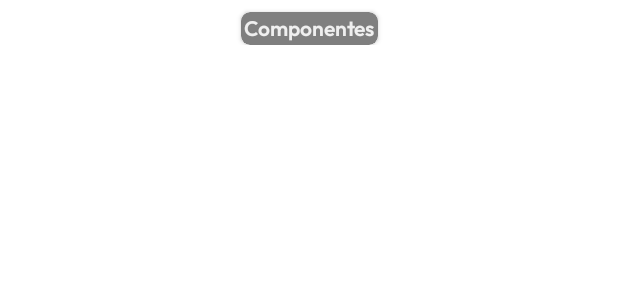
After one commit to afonsofrancof/TechFinder, an Android app: the layout categoria.xml on its own in the app's theme, with its tools: preview values and no code run, on a phone screen of 412 x 824 dp. The commit adds this screen. Shown: the top 300 px of the screen. Run offline under Robolectric (Android 15) with nearby library versions, the phone set to English and light mode, and no system bars; network calls fail.

Commit message:
Interface da loja finalizada falta a logica para esta parte

```diff
--- /dev/null
+++ b/app/src/main/res/drawable/ic_baseline_bookmark_border_24.xml
@@ -0,0 +1,5 @@
+<vector android:height="24dp" android:tint="#696969"
+    android:viewportHeight="24" android:viewportWidth="24"
+    android:width="24dp" xmlns:android="http://schemas.android.com/apk/res/android">
+    <path android:fillColor="@android:color/white" android:pathData="M17,3L7,3c-1.1,0 -1.99,0.9 -1.99,2L5,21l7,-3 7,3L19,5c0,-1.1 -0.9,-2 -2,-2zM17,18l-5,-2.18L7,18L7,5h10v13z"/>
+</vector>
--- /dev/null
+++ b/app/src/main/res/drawable/ic_baseline_favorite_24.xml
@@ -0,0 +1,5 @@
+<vector android:height="24dp" android:tint="#696969"
+    android:viewportHeight="24" android:viewportWidth="24"
+    android:width="24dp" xmlns:android="http://schemas.android.com/apk/res/android">
+    <path android:fillColor="@android:color/white" android:pathData="M12,21.35l-1.45,-1.32C5.4,15.36 2,12.28 2,8.5 2,5.42 4.42,3 7.5,3c1.74,0 3.41,0.81 4.5,2.09C13.09,3.81 14.76,3 16.5,3 19.58,3 22,5.42 22,8.5c0,3.78 -3.4,6.86 -8.55,11.54L12,21.35z"/>
+</vector>
--- /dev/null
+++ b/app/src/main/res/drawable/ic_baseline_favorite_border_24.xml
@@ -0,0 +1,5 @@
+<vector android:height="24dp" android:tint="#696969"
+    android:viewportHeight="24" android:viewportWidth="24"
+    android:width="24dp" xmlns:android="http://schemas.android.com/apk/res/android">
+    <path android:fillColor="@android:color/white" android:pathData="M16.5,3c-1.74,0 -3.41,0.81 -4.5,2.09C10.91,3.81 9.24,3 7.5,3 4.42,3 2,5.42 2,8.5c0,3.78 3.4,6.86 8.55,11.54L12,21.35l1.45,-1.32C18.6,15.36 22,12.28 22,8.5 22,5.42 19.58,3 16.5,3zM12.1,18.55l-0.1,0.1 -0.1,-0.1C7.14,14.24 4,11.39 4,8.5 4,6.5 5.5,5 7.5,5c1.54,0 3.04,0.99 3.57,2.36h1.87C13.46,5.99 14.96,5 16.5,5c2,0 3.5,1.5 3.5,3.5 0,2.89 -3.14,5.74 -7.9,10.05z"/>
+</vector>
--- /dev/null
+++ b/app/src/main/res/drawable/ic_baseline_location_on_24.xml
@@ -0,0 +1,5 @@
+<vector android:height="24dp" android:tint="#696969"
+    android:viewportHeight="24" android:viewportWidth="24"
+    android:width="24dp" xmlns:android="http://schemas.android.com/apk/res/android">
+    <path android:fillColor="@android:color/white" android:pathData="M12,2C8.13,2 5,5.13 5,9c0,5.25 7,13 7,13s7,-7.75 7,-13c0,-3.87 -3.13,-7 -7,-7zM12,11.5c-1.38,0 -2.5,-1.12 -2.5,-2.5s1.12,-2.5 2.5,-2.5 2.5,1.12 2.5,2.5 -1.12,2.5 -2.5,2.5z"/>
+</vector>
--- /dev/null
+++ b/app/src/main/res/drawable/ic_baseline_send_24.xml
@@ -0,0 +1,5 @@
+<vector android:autoMirrored="true" android:height="24dp"
+    android:tint="#696969" android:viewportHeight="24"
+    android:viewportWidth="24" android:width="24dp" xmlns:android="http://schemas.android.com/apk/res/android">
+    <path android:fillColor="@android:color/white" android:pathData="M2.01,21L23,12 2.01,3 2,10l15,2 -15,2z"/>
+</vector>
--- a/app/src/main/res/drawable/separator.xml
+++ b/app/src/main/res/drawable/separator.xml
@@ -4,7 +4,7 @@
     android:shape="line">
     <stroke
         android:width="1dp"
-        android:color="#000000" />
+        android:color="@color/light_gray3" />
     <size android:height="2dp" />
 
 </shape>
--- /dev/null
+++ b/app/src/main/res/layout/categoria.xml
@@ -0,0 +1,42 @@
+<?xml version="1.0" encoding="utf-8"?>
+<androidx.constraintlayout.widget.ConstraintLayout xmlns:android="http://schemas.android.com/apk/res/android"
+    android:layout_width="match_parent"
+    android:layout_height="wrap_content"
+    xmlns:app="http://schemas.android.com/apk/res-auto"
+    xmlns:tools="http://schemas.android.com/tools">
+
+
+    <androidx.cardview.widget.CardView
+        android:id="@+id/categoriaCard"
+
+        android:layout_width="wrap_content"
+        android:layout_height="wrap_content"
+
+        app:layout_constraintTop_toTopOf="parent"
+        app:layout_constraintLeft_toLeftOf="parent"
+        app:layout_constraintRight_toRightOf="parent"
+        app:layout_constraintBottom_toBottomOf="parent"
+        android:layout_marginTop="8dp"
+        app:cardCornerRadius="6dp"
+
+        app:cardBackgroundColor="@color/light_gray2"
+        >
+
+        <TextView
+            android:id="@+id/categoriaText"
+
+            android:layout_width="wrap_content"
+            android:layout_height="wrap_content"
+            android:layout_marginTop="2dp"
+            android:layout_marginLeft="2dp"
+            android:layout_marginBottom="2dp"
+            android:layout_marginRight="2dp"
+            tools:text="Componentes"
+
+            android:fontFamily="@font/outfit_semibold"
+            android:textColor="@color/light_gray6"
+        />
+
+    </androidx.cardview.widget.CardView>
+
+</androidx.constraintlayout.widget.ConstraintLayout>
--- a/app/src/main/res/layout/fragment_comentarios.xml
+++ b/app/src/main/res/layout/fragment_comentarios.xml
@@ -79,7 +79,7 @@
                 android:layout_height="wrap_content"
                 android:layout_marginVertical="6dp"
                 android:layout_marginStart="14dp"
-                android:layout_marginEnd="8dp"
+                android:layout_marginEnd="14dp"
                 android:gravity="center|start"
                 android:text="@{comentario.texto}"
                 android:textSize="16sp"
--- a/app/src/main/res/layout/fragment_comments_history.xml
+++ b/app/src/main/res/layout/fragment_comments_history.xml
@@ -11,9 +11,7 @@
             android:layout_width="match_parent"
             android:layout_height="match_parent"
             tools:listitem="@layout/fragment_comentarios"
-            app:layoutManager="androidx.recyclerview.widget.GridLayoutManager"
-            tools:layout_editor_absoluteY="321dp"
-            tools:layout_editor_absoluteX="-45dp">
+            app:layoutManager="androidx.recyclerview.widget.GridLayoutManager">
 
     </androidx.recyclerview.widget.RecyclerView>
 
--- a/app/src/main/res/values/colors.xml
+++ b/app/src/main/res/values/colors.xml
@@ -9,6 +9,7 @@
     <color name="black">#FF000000</color>
     <color name="white">#FFFFFFFF</color>
 
+
     <color name="gray">#444444</color>
     <color name="light_gray">#5F5F5F</color>
     <color name="light_gray2">#7F7F7F</color>
@@ -17,7 +18,7 @@
     <color name="light_gray5">#DADADA</color>
     <color name="light_gray6">#EFEFEF</color>
 
-    <color name="loja_aberta">#009600</color>
+    <color name="loja_aberta">#FF03DAC5</color>
 
     <color name="main_bg">#2C5245</color>
     <color name="white_bg">#FCFCFC</color>
```
Also changed, not shown: app/src/main/res/layout/fragment_loja_info.xml (+163 -15 lines).
